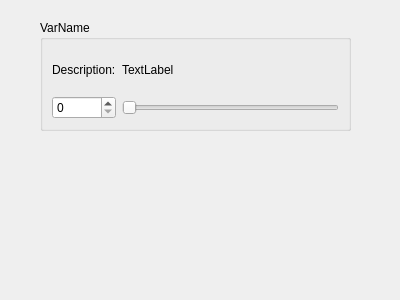
First picture: the form in ui/VariableWidget.ui, repository elcritch/bopunk, before the edit.
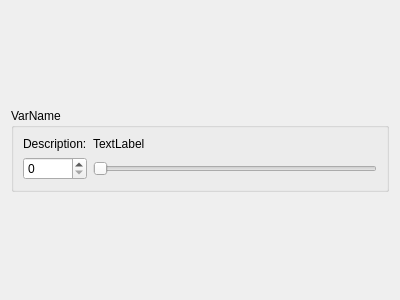
Second picture: the form after the edit.

Commit message: created new variable widget, ready to test it

What changed in the file:
```diff
--- a/ui/VariableWidget.ui
+++ b/ui/VariableWidget.ui
@@ -12,17 +12,11 @@
   <property name="windowTitle" >
    <string>Form</string>
   </property>
+  <layout class="QVBoxLayout" name="verticalLayout" >
+   <item>
   <widget class="QGroupBox" name="varBox" >
-   <property name="geometry" >
-    <rect>
-     <x>40</x>
-     <y>20</y>
-     <width>311</width>
-     <height>111</height>
-    </rect>
-   </property>
    <property name="sizePolicy" >
-    <sizepolicy vsizetype="Preferred" hsizetype="Preferred" >
+      <sizepolicy vsizetype="Maximum" hsizetype="Preferred" >
      <horstretch>0</horstretch>
      <verstretch>0</verstretch>
     </sizepolicy>
@@ -53,10 +47,19 @@
      </widget>
     </item>
     <item row="1" column="0" >
-     <widget class="QSpinBox" name="spinner" />
+       <widget class="QSpinBox" name="spinner" >
+        <property name="sizePolicy" >
+         <sizepolicy vsizetype="Fixed" hsizetype="Preferred" >
+          <horstretch>0</horstretch>
+          <verstretch>0</verstretch>
+         </sizepolicy>
+        </property>
+       </widget>
     </item>
    </layout>
   </widget>
+   </item>
+  </layout>
  </widget>
  <resources/>
  <connections/>
```
Lines whose indentation alone changed are shown as unchanged. The commit also changes 3 other files.
